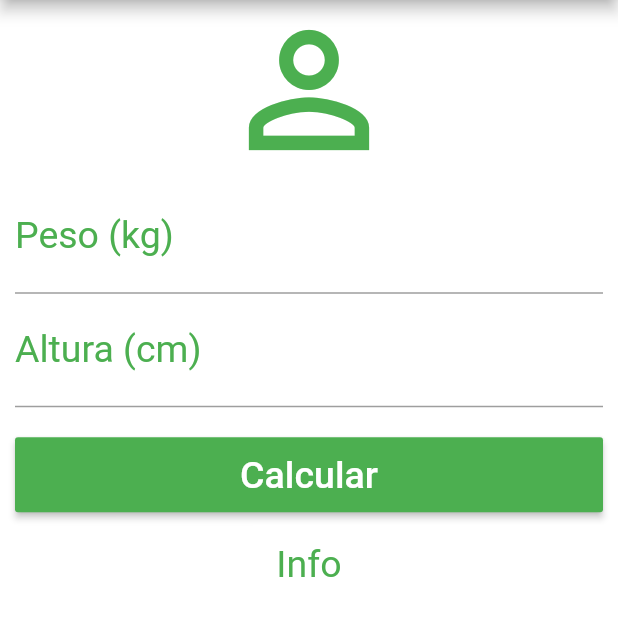
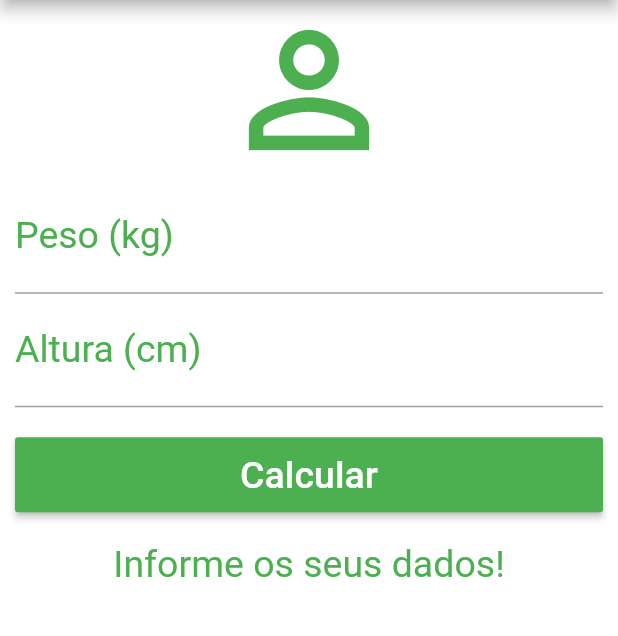
Before and after one commit to dgaraujo89/calculadora-imc-flutter, a Flutter app: the screen it shows after launch, after a tap on "Calcular", on a phone screen of 412 x 824 dp, the part 84-720 px from its top. Run offline on Flutter 3.47's test engine with Material 2 defaults, Android fonts, the phone set to English and light mode, and no system bars.

```diff
--- a/lib/main.dart
+++ b/lib/main.dart
@@ -4,6 +4,7 @@ void main() => runApp(MaterialApp(
   home: Home()
 ));
 
+const MESSAGE_INFO_TEXT = "Informe os seus dados!";
 
 class Home extends StatefulWidget {
 
@@ -13,6 +14,42 @@ class Home extends StatefulWidget {
 }
 
 class _HomeState extends State<Home> {
+
+  TextEditingController _weightController = TextEditingController();
+  TextEditingController _heightController = TextEditingController();
+  String _infoText = MESSAGE_INFO_TEXT;
+
+  void _resetFields() {
+    _weightController.text = "";
+    _heightController.text = "";
+    setState(() {
+      _infoText = MESSAGE_INFO_TEXT;
+    });
+  }
+
+  void _calculate() {
+
+    setState(() {
+      double weight = double.parse(_weightController.text);
+      double height = double.parse(_heightController.text) / 100.0;
+      double imc = weight / (height * height);
+
+      if(imc < 18.6) {
+        _infoText = "Abaixo do Peso (${imc.toStringAsPrecision(4)})";
+      } else if(imc >= 18.6 && imc < 24.9) {
+        _infoText = "Peso Ideal (${imc.toStringAsPrecision(4)})";
+      } else if(imc >= 24.9 && imc < 29.9) {
+        _infoText = "Levement Acima do Peso (${imc.toStringAsPrecision(4)})";
+      } else if(imc >= 29.9 && imc < 34.9) {
+        _infoText = "Obesidade Grau I (${imc.toStringAsPrecision(4)})";
+      } else if(imc >= 34.9 && imc < 39.9) {
+        _infoText = "Obesidade Grau II (${imc.toStringAsPrecision(4)})";
+      } else if(imc >= 40.0) {
+        _infoText = "Obesidade Grau III (${imc.toStringAsPrecision(4)})";
+      }
+
+    });
+  }
 
   @override
   Widget build(BuildContext context) {
@@ -24,7 +61,7 @@ class _HomeState extends State<Home> {
         actions: <Widget>[
           IconButton(
             icon: Icon(Icons.refresh),
-            onPressed: () {},
+            onPressed: _resetFields,
           )
         ],
       ),
@@ -46,7 +83,8 @@ class _HomeState extends State<Home> {
                 labelStyle: TextStyle(color: Colors.green)
               ),
               textAlign: TextAlign.center,
-              style: TextStyle(color: Colors.green, fontSize: 25.0)
+              style: TextStyle(color: Colors.green, fontSize: 25.0),
+              controller: _weightController,
             ),
             TextField(
               keyboardType: TextInputType.number,
@@ -56,18 +94,19 @@ class _HomeState extends State<Home> {
               ),
               textAlign: TextAlign.center,
               style: TextStyle(color: Colors.green, fontSize: 25.0),
+              controller: _heightController,
             ),
             Container(
               height: 50,
               margin: EdgeInsets.only(top: 20.0, bottom: 20.0),
               child: RaisedButton(
-                onPressed: () {},
+                onPressed: _calculate,
                 child: Text("Calcular", style: TextStyle(color: Colors.white, fontSize: 25.0),),
                 color: Colors.green,
               ),
             ),
             Text(
-              "Info",
+              _infoText,
               textAlign: TextAlign.center,
               style: TextStyle(color: Colors.green, fontSize: 25),
             ),
```
